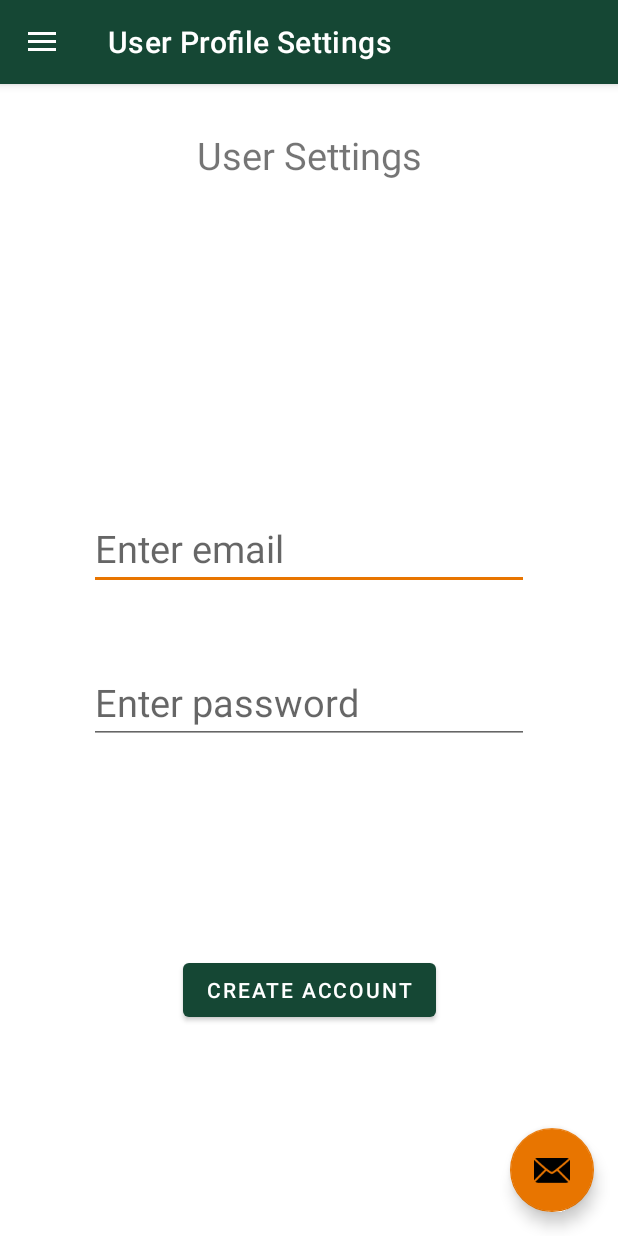
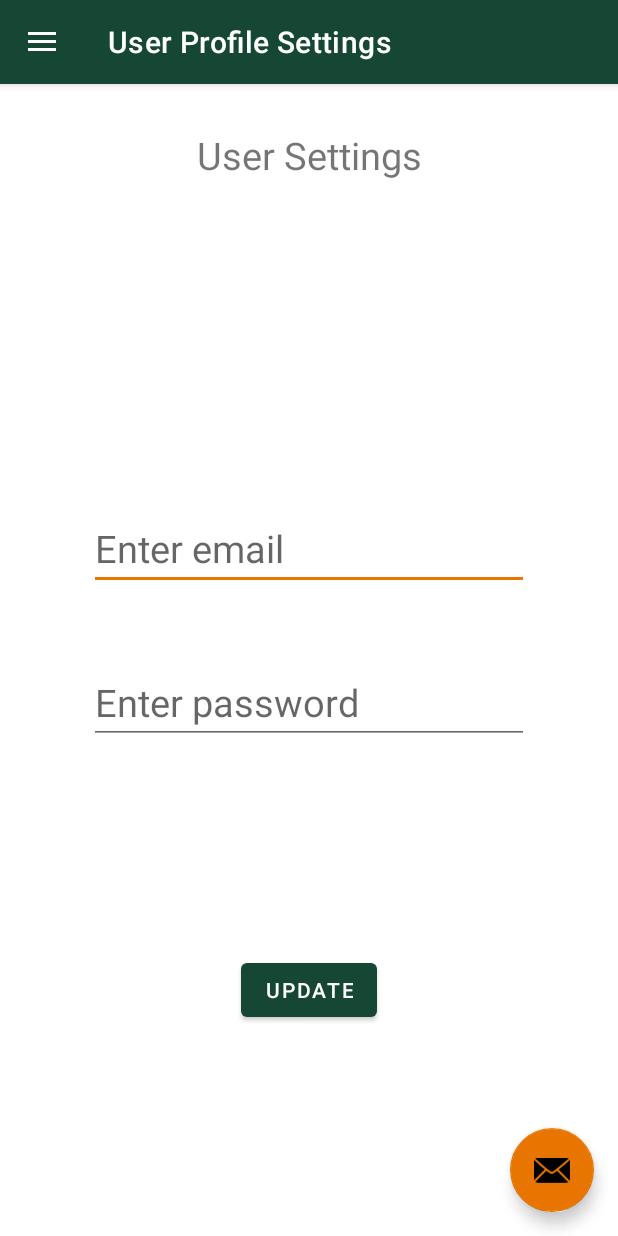
Before and after one commit to sanger96/Happenings_Team-5_UTD_Senior_Design_Project, an Android app: the screen it shows after launch (MainActivity), in the side drawer, after a tap on "User Profile", on a phone screen of 412 x 824 dp. Run offline under Robolectric (Android 15) with nearby library versions, the light colour scheme and no system bars; our stand-ins replace Volley, navigation-ui; network calls fail.

Commit message:
Created Separate Page for Account Creation. Updated the nav info. Now we have user settings and account creation as separate pages and they navigate correctly.

```diff
--- a/HappeningsApp/app/src/main/res/layout/fragment_user_settings.xml
+++ b/HappeningsApp/app/src/main/res/layout/fragment_user_settings.xml
@@ -54,7 +54,7 @@
         android:id="@+id/button_createAccount"
         android:layout_width="wrap_content"
         android:layout_height="wrap_content"
-        android:text="Create Account"
+        android:text="Update"
         app:layout_constraintBottom_toBottomOf="parent"
         app:layout_constraintEnd_toEndOf="parent"
         app:layout_constraintHorizontal_bias="0.5"
--- a/HappeningsApp/app/src/main/res/navigation/mobile_navigation.xml
+++ b/HappeningsApp/app/src/main/res/navigation/mobile_navigation.xml
@@ -43,7 +43,7 @@
             app:destination="@id/nav_eventList" />
         <action
             android:id="@+id/action_nav_login_to_nav_accountCreation"
-            app:destination="@id/nav_userProfileSetting" />
+            app:destination="@id/createAccountFragment" />
     </fragment>
     <fragment
         android:id="@+id/nav_settings"
@@ -59,6 +59,15 @@
         android:name="com.example.happeningsapp.ui.eventCreation.eventCreationFragment"
         android:label="fragment_event_creation"
         tools:layout="@layout/fragment_event_creation" />
+    <fragment
+        android:id="@+id/createAccountFragment"
+        android:name="com.example.happeningsapp.ui.CreateAccount.CreateAccountFragment"
+        android:label="fragment_create_account"
+        tools:layout="@layout/fragment_create_account" >
+        <action
+            android:id="@+id/action_createAccountFragment_to_nav_eventList"
+            app:destination="@id/nav_eventList" />
+    </fragment>
 
 
 </navigation>
```
Also changed, not shown: HappeningsApp/gradle/wrapper/gradle-wrapper.properties.
